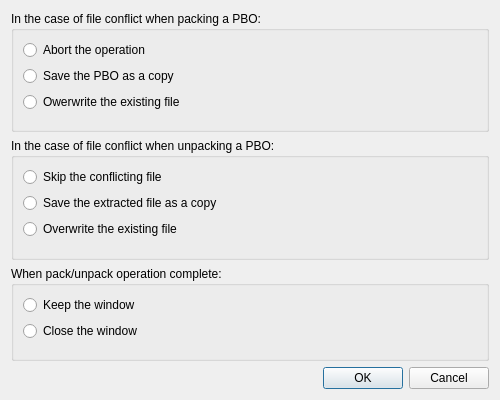
Above: pbom/ui/settingsdialog.ui from winseros/pboman3 before the change. Below: the same form after it.
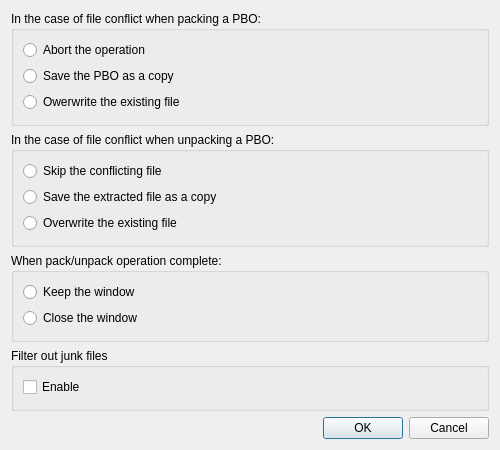
That is the form after the change. Icons and pictures are not drawn.

Commit message: Added the option to enable/disable the junk filter

```diff
--- a/pbom/ui/settingsdialog.ui
+++ b/pbom/ui/settingsdialog.ui
@@ -7,19 +7,19 @@
     <x>0</x>
     <y>0</y>
     <width>500</width>
-    <height>400</height>
+    <height>450</height>
    </rect>
   </property>
   <property name="minimumSize">
    <size>
     <width>500</width>
-    <height>400</height>
+    <height>450</height>
    </size>
   </property>
   <property name="maximumSize">
    <size>
     <width>500</width>
-    <height>400</height>
+    <height>450</height>
    </size>
   </property>
   <property name="windowTitle">
@@ -155,6 +155,35 @@
      </layout>
     </widget>
    </item>
+   <item>
+    <widget class="QGroupBox" name="groupBoxFilter">
+     <property name="title">
+      <string>Filter out junk files</string>
+     </property>
+     <layout class="QVBoxLayout" name="verticalLayout_5">
+      <item>
+       <widget class="QCheckBox" name="cbJunkFilterEnable">
+        <property name="text">
+         <string>Enable</string>
+        </property>
+       </widget>
+      </item>
+      <item>
+       <spacer name="verticalSpacer_4">
+        <property name="orientation">
+         <enum>Qt::Vertical</enum>
+        </property>
+        <property name="sizeHint" stdset="0">
+         <size>
+          <width>20</width>
+          <height>40</height>
+         </size>
+        </property>
+       </spacer>
+      </item>
+     </layout>
+    </widget>
+   </item>
    <item>
     <widget class="QDialogButtonBox" name="buttonBox">
      <property name="standardButtons">
```
The commit also changes 20 other files.
